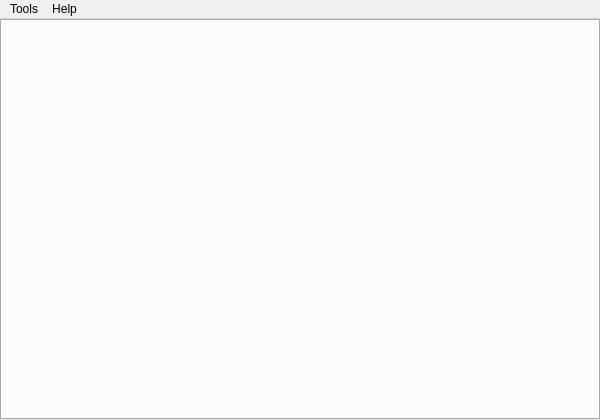
The window that frontend/src/app/main_window.ui (JaderoChan/LineageCheating) describes before a commit, drawn with Qt 5.
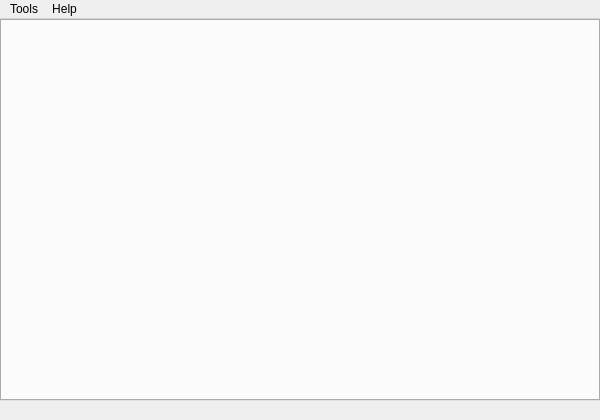
The same window after the commit.

```diff
--- a/frontend/src/app/main_window.ui
+++ b/frontend/src/app/main_window.ui
@@ -153,6 +153,11 @@
    <addaction name="menuTools"/>
    <addaction name="menuHelp"/>
   </widget>
+  <widget class="QStatusBar" name="statusBar">
+   <property name="sizeGripEnabled">
+    <bool>false</bool>
+   </property>
+  </widget>
   <action name="actionSearchNdiSources">
    <property name="text">
     <string>Search HID Sources</string>
```
